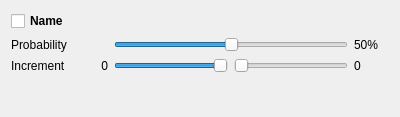
Old version of the form src/genelab/core/ui/widgets/experiments/integermutationcontroller.ui in the repository GeneCraft/GeneCraft-Project.
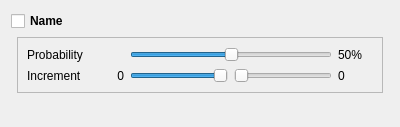
New version of the form.

```diff
--- a/src/genelab/core/ui/widgets/experiments/integermutationcontroller.ui
+++ b/src/genelab/core/ui/widgets/experiments/integermutationcontroller.ui
@@ -7,7 +7,7 @@
     <x>0</x>
     <y>0</y>
     <width>400</width>
-    <height>117</height>
+    <height>127</height>
    </rect>
   </property>
   <property name="windowTitle">
@@ -31,20 +31,36 @@
 &lt;p style=&quot; margin-top:0px; margin-bottom:0px; margin-left:0px; margin-right:0px; -qt-block-indent:0; text-indent:0px;&quot;&gt;&lt;span style=&quot; font-size:8pt; font-style:italic; color:#000000;&quot;&gt;newValue&lt;/span&gt;&lt;span style=&quot; font-size:8pt; font-style:italic; color:#c0c0c0;&quot;&gt; &lt;/span&gt;&lt;span style=&quot; font-size:8pt; font-style:italic; color:#000000;&quot;&gt;= oldValue&lt;/span&gt;&lt;span style=&quot; font-size:8pt; font-style:italic; color:#c0c0c0;&quot;&gt; &lt;/span&gt;&lt;span style=&quot; font-size:8pt; font-style:italic; color:#000000;&quot;&gt;+&lt;/span&gt;&lt;span style=&quot; font-size:8pt; font-style:italic; color:#c0c0c0;&quot;&gt; &lt;/span&gt;&lt;span style=&quot; font-size:8pt; font-style:italic;&quot;&gt;random&lt;/span&gt;&lt;span style=&quot; font-size:8pt; font-style:italic; color:#000000;&quot;&gt;(&lt;/span&gt;&lt;span style=&quot; font-size:8pt; font-style:italic; color:#800000;&quot;&gt;minIncr&lt;/span&gt;&lt;span style=&quot; font-size:8pt; font-style:italic; color:#000000;&quot;&gt;,&lt;/span&gt;&lt;span style=&quot; font-size:8pt; font-style:italic; color:#c0c0c0;&quot;&gt; &lt;/span&gt;&lt;span style=&quot; font-size:8pt; font-style:italic; color:#800000;&quot;&gt;maxIncr)&lt;/span&gt;&lt;/p&gt;&lt;/body&gt;&lt;/html&gt;</string>
   </property>
   <layout class="QGridLayout" name="gridLayout">
-   <item row="4" column="0">
-    <spacer name="verticalSpacer_3">
-     <property name="orientation">
-      <enum>Qt::Vertical</enum>
+   <item row="0" column="0" colspan="3">
+    <widget class="QCheckBox" name="cbName">
+     <property name="font">
+      <font>
+       <weight>75</weight>
+       <bold>true</bold>
+      </font>
      </property>
-     <property name="sizeHint" stdset="0">
-      <size>
-       <width>50</width>
-       <height>23</height>
-      </size>
+     <property name="text">
+      <string>Name</string>
      </property>
-    </spacer>
+    </widget>
    </item>
-   <item row="1" column="2" colspan="2">
+   <item row="2" column="1">
+    <widget class="QFrame" name="fForm">
+     <property name="frameShape">
+      <enum>QFrame::StyledPanel</enum>
+     </property>
+     <property name="frameShadow">
+      <enum>QFrame::Raised</enum>
+     </property>
+     <layout class="QGridLayout" name="gridLayout_2">
+      <item row="0" column="0">
+       <widget class="QLabel" name="label">
+        <property name="text">
+         <string>Probability</string>
+        </property>
+       </widget>
+      </item>
+      <item row="0" column="2" colspan="2">
     <widget class="QSlider" name="sProbability">
      <property name="maximum">
       <number>1000</number>
@@ -60,40 +76,14 @@
      </property>
     </widget>
    </item>
-   <item row="2" column="2">
-    <widget class="QSlider" name="sMinIncr">
-     <property name="minimum">
-      <number>-100</number>
-     </property>
-     <property name="maximum">
-      <number>0</number>
-     </property>
-     <property name="orientation">
-      <enum>Qt::Horizontal</enum>
-     </property>
-    </widget>
-   </item>
-   <item row="2" column="3">
-    <widget class="QSlider" name="sMaxIncr">
-     <property name="minimum">
-      <number>0</number>
-     </property>
-     <property name="maximum">
-      <number>100</number>
-     </property>
-     <property name="orientation">
-      <enum>Qt::Horizontal</enum>
-     </property>
-    </widget>
-   </item>
    <item row="1" column="0">
-    <widget class="QLabel" name="label">
+       <widget class="QLabel" name="label_12">
      <property name="text">
-      <string>Probability</string>
+         <string>Increment</string>
      </property>
     </widget>
    </item>
-   <item row="2" column="1">
+      <item row="1" column="1">
     <widget class="QLabel" name="lMinIncr">
      <property name="minimumSize">
       <size>
@@ -109,27 +99,46 @@
      </property>
     </widget>
    </item>
-   <item row="2" column="0">
-    <widget class="QLabel" name="label_12">
-     <property name="text">
-      <string>Increment</string>
+      <item row="1" column="2">
+       <widget class="QSlider" name="sMinIncr">
+        <property name="minimum">
+         <number>-100</number>
+        </property>
+        <property name="maximum">
+         <number>0</number>
+        </property>
+        <property name="orientation">
+         <enum>Qt::Horizontal</enum>
      </property>
     </widget>
    </item>
-   <item row="2" column="4">
-    <widget class="QLabel" name="lMaxIncr">
-     <property name="minimumSize">
-      <size>
-       <width>35</width>
-       <height>0</height>
-      </size>
-     </property>
-     <property name="text">
-      <string>0</string>
+      <item row="1" column="3">
+       <widget class="QSlider" name="sMaxIncr">
+        <property name="minimum">
+         <number>0</number>
+        </property>
+        <property name="maximum">
+         <number>100</number>
+        </property>
+        <property name="orientation">
+         <enum>Qt::Horizontal</enum>
      </property>
     </widget>
    </item>
    <item row="1" column="4">
+       <widget class="QLabel" name="lMaxIncr">
+        <property name="minimumSize">
+         <size>
+          <width>35</width>
+          <height>0</height>
+         </size>
+        </property>
+        <property name="text">
+         <string>0</string>
+        </property>
+       </widget>
+      </item>
+      <item row="0" column="4">
     <widget class="QLabel" name="lProbabilty">
      <property name="minimumSize">
       <size>
@@ -142,19 +151,37 @@
      </property>
     </widget>
    </item>
-   <item row="0" column="0" colspan="5">
-    <widget class="QCheckBox" name="cbName">
-     <property name="font">
-      <font>
-       <weight>75</weight>
-       <bold>true</bold>
-      </font>
-     </property>
-     <property name="text">
-      <string>Name</string>
-     </property>
+     </layout>
+     <zorder>label_12</zorder>
+     <zorder>label</zorder>
+     <zorder>sMinIncr</zorder>
+     <zorder>sProbability</zorder>
+     <zorder>lMaxIncr</zorder>
+     <zorder>sMaxIncr</zorder>
+     <zorder>lMinIncr</zorder>
+     <zorder>label_12</zorder>
+     <zorder>label</zorder>
+     <zorder>sMinIncr</zorder>
+     <zorder>sProbability</zorder>
+     <zorder>lMaxIncr</zorder>
+     <zorder>sMaxIncr</zorder>
+     <zorder>lMinIncr</zorder>
+     <zorder>lProbabilty</zorder>
     </widget>
    </item>
+   <item row="3" column="1">
+    <spacer name="verticalSpacer_3">
+     <property name="orientation">
+      <enum>Qt::Vertical</enum>
+     </property>
+     <property name="sizeHint" stdset="0">
+      <size>
+       <width>50</width>
+       <height>23</height>
+      </size>
+     </property>
+    </spacer>
+   </item>
   </layout>
  </widget>
  <resources/>
```
Lines whose indentation alone changed are shown as unchanged.
